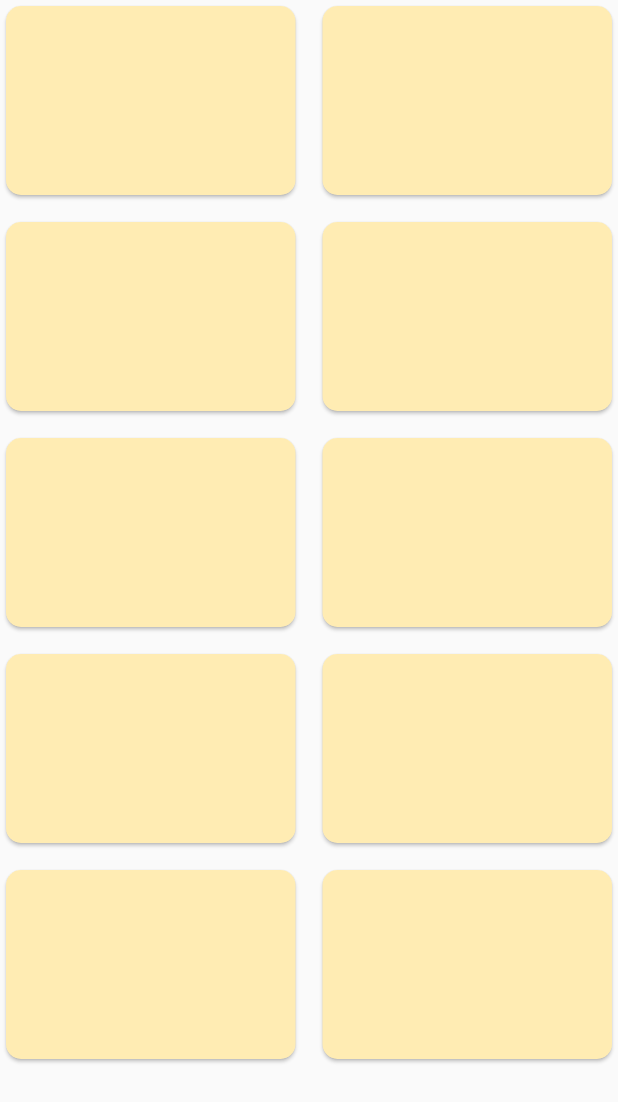
After one commit to Mashood97/Flutter-Animation-Guide, a Flutter app: the screen it shows after launch, after a tap on "Grid Custom Anim", on a phone screen of 412 x 824 dp. The commit adds this screen. Shown: the top 1102 px of the screen. Run offline on Flutter 3.47's test engine with Material 2 defaults, Android fonts, the phone set to English and light mode, and no system bars.

Commit message:
Animated Grid Added

```diff
--- /dev/null
+++ b/lib/anim/custom_grid_animation.dart
@@ -0,0 +1,130 @@
+import 'package:flutter/material.dart';
+
+class GridAnimation extends StatefulWidget {
+  @override
+  _GridAnimationState createState() => _GridAnimationState();
+}
+
+class _GridAnimationState extends State<GridAnimation> {
+  final kheightWidth = 500.0;
+  var changedHeightWidth = 200.0;
+  final kColor = Colors.deepOrangeAccent.shade100;
+
+  final crossAxisCount = 2;
+  final crossAxisSpacing = 10.0;
+  final mainAxisSpacing = 10.0;
+  var childAspectRatio = 3 / 2;
+
+  List _list = [
+    {
+      'title': 'Hello',
+      'heightwidth': 200.0,
+      'color': Colors.amber.shade100,
+      'childratio': 1.0,
+    },
+    {
+      'title': 'Hello',
+      'heightwidth': 200.0,
+      'color': Colors.amber.shade100,
+      'childratio': 1.0,
+    },
+    {
+      'title': 'Hello',
+      'heightwidth': 200.0,
+      'color': Colors.amber.shade100,
+      'childratio': 1.0,
+    },
+    {
+      'title': 'Hello',
+      'heightwidth': 200.0,
+      'color': Colors.amber.shade100,
+      'childratio': 1.0,
+    },
+    {
+      'title': 'Hello',
+      'heightwidth': 200.0,
+      'color': Colors.amber.shade100,
+      'childratio': 1.0,
+    },
+    {
+      'title': 'Hello',
+      'heightwidth': 200.0,
+      'color': Colors.amber.shade100,
+      'childratio': 1.0,
+    },
+    {
+      'title': 'Hello',
+      'heightwidth': 200.0,
+      'color': Colors.amber.shade100,
+      'childratio': 1.0,
+    },
+    {
+      'title': 'Hello',
+      'heightwidth': 200.0,
+      'color': Colors.amber.shade100,
+      'childratio': 1.0,
+    },
+    {
+      'title': 'Hello',
+      'heightwidth': 200.0,
+      'color': Colors.amber.shade100,
+      'childratio': 1.0,
+    },
+    {
+      'title': 'Hello',
+      'heightwidth': 200.0,
+      'color': Colors.amber.shade100,
+      'childratio': 1.0,
+    },
+  ];
+  int _selectedIndex;
+
+  _onSelected(int index) {
+    setState(() {
+      _selectedIndex = index;
+    });
+  }
+
+  @override
+  Widget build(BuildContext context) {
+    return Scaffold(
+      body: SafeArea(
+        child: GridView.builder(
+          gridDelegate: SliverGridDelegateWithFixedCrossAxisCount(
+            crossAxisCount: crossAxisCount,
+            crossAxisSpacing: crossAxisSpacing,
+            mainAxisSpacing: mainAxisSpacing,
+            childAspectRatio: childAspectRatio,
+          ),
+          itemCount: _list.length,
+          itemBuilder: (ctx, index) => GestureDetector(
+            onTap: () {
+              _onSelected(index);
+              setState(() {
+                _list[index]['heightwidth'] = kheightWidth;
+                // childAspectRatio = _list[index]['childratio'];
+              });
+            },
+            child: AnimatedContainer(
+              duration: Duration(
+                seconds: 0,
+              ),
+              curve: Curves.linearToEaseOut,
+              height: _list[index]['heightwidth'],
+              width: _list[index]['heightwidth'],
+              transform: _selectedIndex == index
+                  ? Matrix4.skew(0.5, -0.0)
+                  : Matrix4.skew(0.0, -0.0),
+              child: Card(
+                color: _selectedIndex == index ? kColor : _list[index]['color'],
+                shape: RoundedRectangleBorder(
+                  borderRadius: BorderRadius.circular(10.0),
+                ),
+              ),
+            ),
+          ),
+        ),
+      ),
+    );
+  }
+}
--- a/lib/main.dart
+++ b/lib/main.dart
@@ -4,6 +4,7 @@ import 'package:flutter_animations/anim/custom_anim.dart';
 import 'anim/animatedContainer.dart';
 import 'anim/animated_position.dart';
 import 'anim/animated_switcher.dart';
+import 'anim/custom_grid_animation.dart';
 
 void main() => runApp(MyApp());
 
@@ -68,6 +69,16 @@ class Home extends StatelessWidget {
               },
               child: Text('Custom Anim'),
             ),
+            ElevatedButton(
+              onPressed: () {
+                Navigator.of(context).push(
+                  MaterialPageRoute(
+                    builder: (ctx) => GridAnimation(),
+                  ),
+                );
+              },
+              child: Text('Grid Custom Anim'),
+            ),
           ],
         ),
       ),
```
